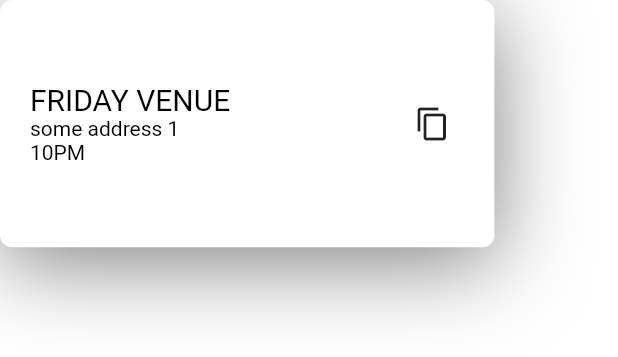
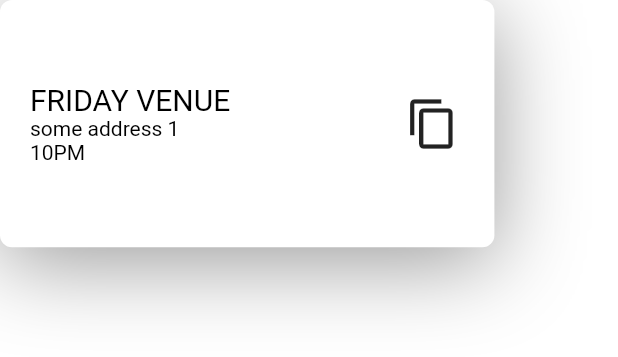
Before and after one commit to Chmielutek/cdt2022, a Flutter app: the LocationDetailsAddress widget shown alone on an empty page, opened directly with sample values from the repository, on a phone screen of 412 x 824 dp. Shown: the top 357 px of the screen. Run offline on Flutter 3.47's test engine with Material 2 defaults, Android fonts, the phone set to English and light mode, and no system bars; our stand-ins replace sqflite, timeline_tile; missing offline and left inert: maps_launcher; accounts and stored records are empty; generated files the repository leaves out were written again.

Commit message:
styling update

```diff
--- a/lib/screens/location_details_screen.dart
+++ b/lib/screens/location_details_screen.dart
@@ -67,7 +67,7 @@ class LocationDetailsAddress extends StatelessWidget {
           BoxShadow(
             offset: Offset(0, 10),
             blurRadius: 50,
-            color: Colors.black87.withOpacity(0.5)
+            color: Colors.black87.withOpacity(0.4)
           )
         ]
       ),
@@ -101,6 +101,7 @@ class LocationDetailsAddress extends StatelessWidget {
           Container(
             width: size.width * 0.2,
             child: IconButton(
+              iconSize: 36,
               onPressed: () => _copyToClipboard(context),
               icon: Icon(Icons.copy),
             ),
@@ -140,7 +141,7 @@ class LocationDetailsPicture extends StatelessWidget {
                         begin: Alignment.bottomCenter,
                         end: Alignment.topCenter,
                         colors: [
-                          Colors.black.withOpacity(0.6),
+                          Colors.black.withOpacity(0.1),
                           Colors.transparent
                         ]
                     )
```
Also changed, not shown: lib/widgets/favotire_class_timeline_tile.dart (+17 -3 lines).
